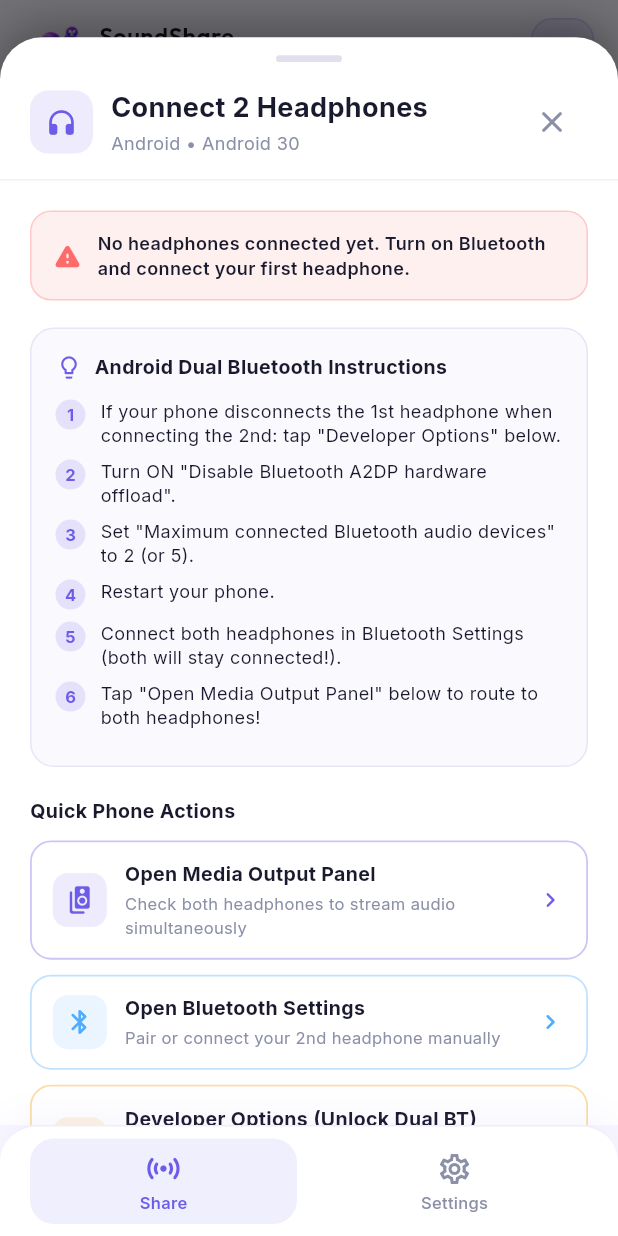
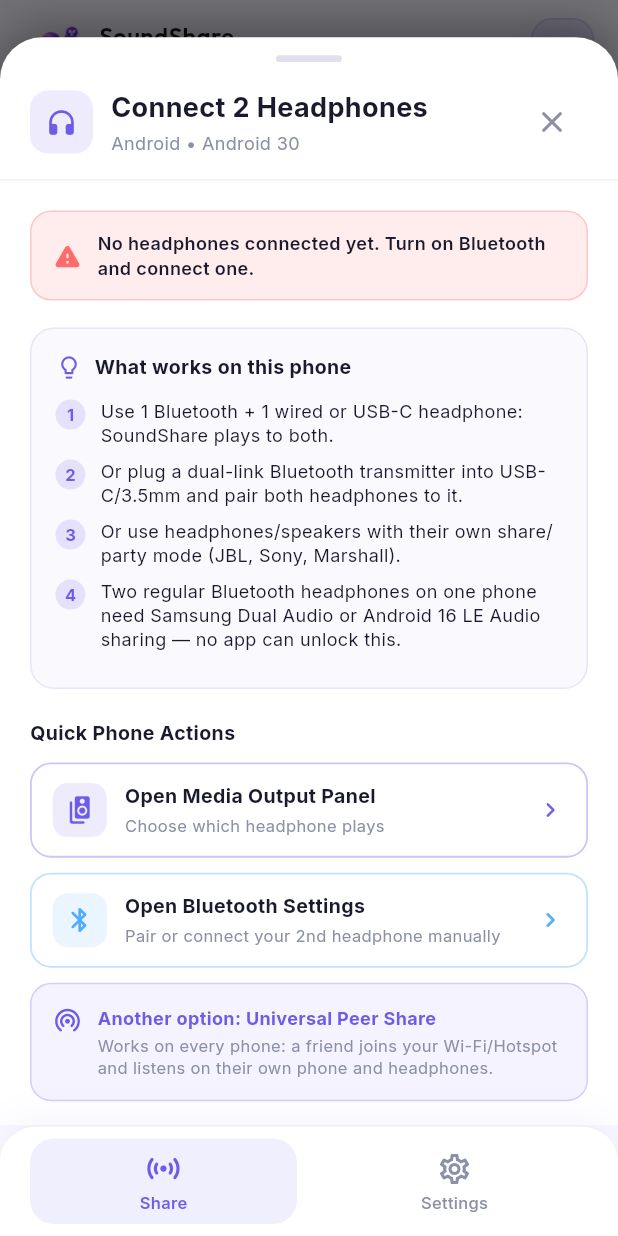
Before and after one commit to anupam-pradhan/Sound-Share, a Flutter app: the screen it shows after launch, scrolled down 576 dp, after a tap on "Pair Headphones", on a phone screen of 412 x 824 dp. Run offline on Flutter 3.47's test engine with Material 3 defaults, Android fonts, the phone set to English and light mode, and no system bars; our stand-ins replace flutter_blue_plus, flutter_riverpod, go_router, google_fonts, in_app_review, package_info_plus and 5 more; missing offline and left inert: in_app_update.

Commit message:
Bug fixes by cluade

```diff
--- a/lib/features/audio_sharing/data/android_audio_sharing_service.dart
+++ b/lib/features/audio_sharing/data/android_audio_sharing_service.dart
@@ -179,6 +179,27 @@
       final res = await _channel.invokeMethod<bool>('playTestChime');
       return res ?? false;
     } catch (_) {
+      return false;
+    }
+  }
+
+  @override
+  Future<DualAudioStatus> getDualAudioStatus() async {
+    try {
+      final res = await _channel
+          .invokeMethod<Map<Object?, Object?>>('getDualAudioStatus');
+      return res == null ? DualAudioStatus.unknown : DualAudioStatus.fromMap(res);
+    } on PlatformException {
+      return DualAudioStatus.unknown;
+    }
+  }
+
+  @override
+  Future<bool> openAudioSharingSettings() async {
+    try {
+      final res = await _channel.invokeMethod<bool>('openAudioSharingSettings');
+      return res ?? false;
+    } on PlatformException {
       return false;
     }
   }
--- a/lib/features/audio_sharing/domain/audio_sharing_providers.dart
+++ b/lib/features/audio_sharing/domain/audio_sharing_providers.dart
@@ -24,6 +24,16 @@
     FutureProvider<AudioSharingCapability>((ref) async {
   final service = ref.watch(audioSharingServiceProvider);
   return service.canShareAudio();
+});
+
+// ──────────────────────────────────────────────
+// Dual Headphone Status (re-evaluated whenever connected devices change)
+// ──────────────────────────────────────────────
+
+final dualAudioStatusProvider =
+    FutureProvider.autoDispose<DualAudioStatus>((ref) async {
+  ref.watch(connectedDevicesProvider);
+  return ref.watch(audioSharingServiceProvider).getDualAudioStatus();
 });
 
 // ──────────────────────────────────────────────
--- a/lib/features/audio_sharing/domain/audio_sharing_service.dart
+++ b/lib/features/audio_sharing/domain/audio_sharing_service.dart
@@ -1,4 +1,8 @@
 import 'dart:async';
+
+import 'package:soundshare/features/audio_sharing/domain/dual_audio_status.dart';
+
+export 'package:soundshare/features/audio_sharing/domain/dual_audio_status.dart';
 
 /// Audio sharing state machine.
 enum AudioSharingState {
@@ -163,6 +167,12 @@
   /// Play a brief 0.35s pleasant test chime on all connected outputs to verify dual connection.
   Future<bool> playTestChime();
 
+  /// What this phone can really do with two headphones right now.
+  Future<DualAudioStatus> getDualAudioStatus();
+
+  /// Open Android 15+/16 LE Audio "Audio sharing" (falls back to Bluetooth settings).
+  Future<bool> openAudioSharingSettings();
+
   /// Dispose resources.
   void dispose();
 }
--- /dev/null
+++ b/lib/features/audio_sharing/domain/dual_audio_status.dart
@@ -0,0 +1,96 @@
+/// How this phone can drive two headphones at once, as reported by the native layer.
+enum DualAudioMode {
+  /// Two distinct outputs exist (e.g. Bluetooth + wired/USB-C); SoundShare mirrors itself.
+  appMirroring,
+
+  /// Samsung One UI: user ticks both headphones in Media Output (system Dual Audio).
+  samsungDualAudio,
+
+  /// Android 15+/16 LE Audio earbuds: system "Audio sharing" plays to both.
+  leAudioSharing,
+
+  /// Two classic Bluetooth headphones connected, but Android only plays to one.
+  singleActiveOnly,
+
+  /// Fewer than two headphones connected.
+  needSecondDevice,
+}
+
+class DualAudioBluetoothDevice {
+  const DualAudioBluetoothDevice({
+    required this.name,
+    required this.address,
+    required this.isActive,
+  });
+
+  final String name;
+  final String address;
+
+  /// Whether Android is currently sending media audio to this headphone.
+  final bool isActive;
+
+  factory DualAudioBluetoothDevice.fromMap(Map<Object?, Object?> map) {
+    return DualAudioBluetoothDevice(
+      name: (map['name'] as String?) ?? 'Bluetooth audio',
+      address: (map['address'] as String?) ?? '',
+      isActive: (map['isActive'] as bool?) ?? false,
+    );
+  }
+}
+
+class DualAudioStatus {
+  const DualAudioStatus({
+    required this.mode,
+    required this.canAppPlayBoth,
+    required this.connectedBluetoothCount,
+    required this.hasWiredOrUsb,
+    required this.manufacturer,
+    required this.model,
+    required this.androidVersion,
+    this.bluetoothDevices = const [],
+  });
+
+  static const unknown = DualAudioStatus(
+    mode: DualAudioMode.needSecondDevice,
+    canAppPlayBoth: false,
+    connectedBluetoothCount: 0,
+    hasWiredOrUsb: false,
+    manufacturer: 'Android',
+    model: '',
+    androidVersion: 0,
+  );
+
+  final DualAudioMode mode;
+  final bool canAppPlayBoth;
+  final int connectedBluetoothCount;
+  final bool hasWiredOrUsb;
+  final String manufacturer;
+  final String model;
+  final int androidVersion;
+  final List<DualAudioBluetoothDevice> bluetoothDevices;
+
+  factory DualAudioStatus.fromMap(Map<Object?, Object?> map) {
+    final mode = switch (map['mode'] as String?) {
+      'app_mirroring' => DualAudioMode.appMirroring,
+      'samsung_dual_audio' => DualAudioMode.samsungDualAudio,
+      'le_audio_sharing' => DualAudioMode.leAudioSharing,
+      'single_active_only' => DualAudioMode.singleActiveOnly,
+      _ => DualAudioMode.needSecondDevice,
+    };
+    final rawDevices = (map['bluetoothDevices'] as List<Object?>?) ?? const [];
+    return DualAudioStatus(
+      mode: mode,
+      canAppPlayBoth: (map['canAppPlayBoth'] as bool?) ?? false,
+      connectedBluetoothCount: (map['connectedBluetoothCount'] as int?) ?? 0,
+      hasWiredOrUsb: (map['hasWiredOrUsb'] as bool?) ?? false,
+      manufacturer: (map['manufacturer'] as String?) ?? 'Android',
+      model: (map['model'] as String?) ?? '',
+      androidVersion: (map['androidVersion'] as int?) ?? 0,
+      bluetoothDevices: List.unmodifiable(
+        rawDevices
+            .whereType<Map<Object?, Object?>>()
+            .map(DualAudioBluetoothDevice.fromMap),
+      ),
+    );
+  }
+}
--- a/lib/features/bluetooth/domain/bluetooth_device_model.dart
+++ b/lib/features/bluetooth/domain/bluetooth_device_model.dart
@@ -30,6 +30,7 @@
     this.rssi,
     this.volumeLevel = 0.85,
     this.isMuted = false,
+    this.isAudioActive = true,
   });
 
   final String id;
@@ -49,6 +50,10 @@
   /// Whether this individual device is muted
   final bool isMuted;
 
+  /// False when the headphone is connected but Android is not sending it media
+  /// (stock Android plays to only one classic Bluetooth headphone at a time).
+  final bool isAudioActive;
+
   BluetoothDeviceModel copyWith({
     String? id,
     String? name,
@@ -58,6 +63,7 @@
     int? rssi,
     double? volumeLevel,
     bool? isMuted,
+    bool? isAudioActive,
   }) {
     return BluetoothDeviceModel(
       id: id ?? this.id,
@@ -68,6 +74,7 @@
       rssi: rssi ?? this.rssi,
       volumeLevel: volumeLevel ?? this.volumeLevel,
       isMuted: isMuted ?? this.isMuted,
+      isAudioActive: isAudioActive ?? this.isAudioActive,
     );
   }
 
--- a/lib/features/bluetooth/domain/bluetooth_providers.dart
+++ b/lib/features/bluetooth/domain/bluetooth_providers.dart
@@ -13,6 +13,10 @@
       .replaceAll(RegExp(r'\s+(?:left|right|l|r)$', caseSensitive: false), '')
       .trim();
 }
+
+final _macAddressPattern = RegExp(r'^[0-9A-Fa-f]{2}(:[0-9A-Fa-f]{2}){5}$');
+
+bool _looksLikeMac(String value) => _macAddressPattern.hasMatch(value);
 
 // ──────────────────────────────────────────────
 // Bluetooth Adapter State
@@ -273,10 +277,24 @@
   static const _btChannel = MethodChannel('com.soundshare/bluetooth');
   StreamSubscription<dynamic>? _audioEventSub;
   Timer? _pollTimer;
+  final _dualAudioUnavailableController =
+      StreamController<Map<Object?, Object?>>.broadcast();
+
+  /// Fires when sharing started with two headphones connected but the phone
+  /// can only play to one; payload is the native dual-audio status map.
+  Stream<Map<Object?, Object?>> get dualAudioUnavailable =>
+      _dualAudioUnavailableController.stream;
 
   void _initNativeAudioListener() {
     try {
       _audioEventSub = _audioEventsChannel.receiveBroadcastStream().listen((data) {
+        if (data is Map && data['event'] == 'dual_audio_unavailable') {
+          final status = data['status'];
+          if (status is Map<Object?, Object?>) {
+            _dualAudioUnavailableController.add(status);
+          }
+          return;
+        }
         refreshConnectedDevices();
       }, onError: (_) {});
     } catch (_) {}
@@ -298,6 +316,7 @@
             final name = (item['productName'] as String?) ?? '';
             final id = (item['id'] as String?) ?? name;
             final address = (item['address'] as String?) ?? '';
+            final isAudioActive = (item['isActive'] as bool?) ?? true;
 
             // Filter out empty / unknown names
             if (name.trim().isEmpty ||
@@ -312,9 +331,11 @@
                 typeStr.contains('headphone') ||
                 typeStr.contains('headset')) {
               final normName = _normalizeDeviceName(name).toLowerCase();
+              // Match by MAC when known: two headphones of the same model share a name
               final isAlreadyInActiveList = activeList.any((d) =>
-                  (address.isNotEmpty && d.id == address) ||
-                  _normalizeDeviceName(d.name).toLowerCase() == normName);
+                  address.isNotEmpty && _looksLikeMac(d.id)
+                      ? d.id.toUpperCase() == address.toUpperCase()
+                      : _normalizeDeviceName(d.name).toLowerCase() == normName);
 
               if (isAlreadyInActiveList) {
                 continue;
@@ -333,7 +354,8 @@
                 (d) =>
                     d.id == id ||
                     (address.isNotEmpty && d.id == address) ||
-                    _normalizeDeviceName(d.name).toLowerCase() == normName,
+                    (address.isEmpty &&
+                        _normalizeDeviceName(d.name).toLowerCase() == normName),
                 orElse: () => model.BluetoothDeviceModel(
                   id: address.isNotEmpty ? address : id,
                   name: name,
@@ -345,6 +367,7 @@
               activeList.add(existing.copyWith(
                 name: name,
                 connectionState: model.DeviceConnectionState.connected,
+                isAudioActive: isAudioActive,
               ));
             }
           }
@@ -433,9 +456,16 @@
   void dispose() {
     _pollTimer?.cancel();
     _audioEventSub?.cancel();
+    _dualAudioUnavailableController.close();
     super.dispose();
   }
 }
+
+/// Emits when the phone can only play to one of two connected headphones.
+final dualAudioUnavailableProvider =
+    StreamProvider<Map<Object?, Object?>>((ref) {
+  return ref.watch(connectedDevicesProvider.notifier).dualAudioUnavailable;
+});
 
 // ──────────────────────────────────────────────
 // Connecting in-progress set
--- a/lib/features/settings/presentation/settings_screen.dart
+++ b/lib/features/settings/presentation/settings_screen.dart
@@ -363,7 +363,7 @@
                             icon: Icons.info_outline_rounded,
                             iconColor: AppColors.purple,
                             label: 'About SoundShare',
-                            subtitle: 'Crafted by Anupam Pradhan • No Ads',
+                            subtitle: 'By Cevrynt',
                             trailing: Row(
                               mainAxisSize: MainAxisSize.min,
                               children: [
--- a/lib/features/share/presentation/widgets/dual_headphone_setup_sheet.dart
+++ b/lib/features/share/presentation/widgets/dual_headphone_setup_sheet.dart
@@ -5,6 +5,7 @@
 import 'package:soundshare/features/bluetooth/domain/bluetooth_providers.dart';
 import 'package:soundshare/features/bluetooth/domain/bluetooth_device_model.dart';
 import 'package:soundshare/features/audio_sharing/domain/audio_sharing_providers.dart';
+import 'package:soundshare/features/audio_sharing/domain/dual_audio_status.dart';
 
 /// Interactive modal sheet guiding the user to connect two Bluetooth headphones
 /// with phone-specific instructions (Samsung, Pixel, Xiaomi, OnePlus, Motorola).
@@ -32,7 +33,9 @@
 
     final manufacturer = capabilityAsync.valueOrNull?.deviceManufacturer ?? 'Android';
     final androidVersion = capabilityAsync.valueOrNull?.androidVersion ?? 30;
-    final isSamsung = capabilityAsync.valueOrNull?.hasSamsungDualAudio ??
+    final status =
+        ref.watch(dualAudioStatusProvider).valueOrNull ?? DualAudioStatus.unknown;
+    final isSamsung = status.mode == DualAudioMode.samsungDualAudio ||
         manufacturer.toLowerCase().contains('samsung');
 
     // Filter available audio devices that are not already connected
@@ -134,12 +137,12 @@
                 crossAxisAlignment: CrossAxisAlignment.start,
                 children: [
                   // Current connection status banner
-                  _buildStatusBanner(context, connected, isDark),
+                  _buildStatusBanner(status, connected, isDark),
 
                   const SizedBox(height: 18),
 
                   // Phone-specific instructions card
-                  _buildBrandInstructions(context, manufacturer, isSamsung, isDark),
+                  _buildModeGuide(status, isDark),
 
                   const SizedBox(height: 20),
 
@@ -186,7 +189,9 @@
                     context: context,
                     icon: Icons.speaker_group_rounded,
                     title: 'Open Media Output Panel',
-                    subtitle: 'Check both headphones to stream audio simultaneously',
+                    subtitle: isSamsung
+                        ? 'Tick both headphones to turn on Dual Audio'
+                        : 'Choose which headphone plays',
                     color: AppColors.purple,
                     isDark: isDark,
                     onTap: () {
@@ -211,19 +216,18 @@
                   ),
                   const SizedBox(height: 10),
 
-                  // 3. Open Developer Options (for Pixel, Xiaomi, OnePlus, Moto)
-                  if (!isSamsung) ...[
+                  // 3. Android 15+/16 LE Audio sharing
+                  if (status.mode == DualAudioMode.leAudioSharing) ...[
                     _buildActionButton(
                       context: context,
-                      icon: Icons.developer_mode_rounded,
-                      title: 'Developer Options (Unlock Dual BT)',
-                      subtitle:
-                          'Set "Maximum connected Bluetooth audio devices" to 2 or 5',
-                      color: const Color(0xFFF59E0B),
+                      icon: Icons.podcasts_rounded,
+                      title: 'Open Audio Sharing',
+                      subtitle: 'Android plays to both LE Audio earbuds at once',
+                      color: AppColors.success,
                       isDark: isDark,
                       onTap: () {
                         AppHaptics.light();
-                        service.openDeveloperSettings();
+                        service.openAudioSharingSettings();
                       },
                     ),
                     const SizedBox(height: 10),
@@ -253,7 +257,7 @@
                             crossAxisAlignment: CrossAxisAlignment.start,
                             children: [
                               const Text(
-                                'Guaranteed Fallback: Universal Peer Share',
+                                'Another option: Universal Peer Share',
                                 style: TextStyle(
                                   fontSize: 12,
                                   fontWeight: FontWeight.w700,
@@ -262,7 +266,7 @@
                               ),
                               const SizedBox(height: 2),
                               Text(
-                                'If your phone hardware cannot maintain two Bluetooth audio links, select "Universal Peer Share" at the top of SoundShare. A friend connects their phone to your Wi-Fi/Hotspot and listens on their headphones in real time!',
+                                'Works on every phone: a friend joins your Wi-Fi/Hotspot and listens on their own phone and headphones.',
                                 style: TextStyle(
                                   fontSize: 11,
                                   height: 1.4,
@@ -289,46 +293,50 @@
   }
 
   Widget _buildStatusBanner(
-      BuildContext context, List<BluetoothDeviceModel> connected, bool isDark) {
+      DualAudioStatus status, List<BluetoothDeviceModel> connected, bool isDark) {
     final count = connected.length;
-    final isDualReady = count >= 2;
+    final (Color color, IconData icon, String message) = switch (status.mode) {
+      DualAudioMode.appMirroring => (
+          AppColors.success,
+          Icons.check_circle_rounded,
+          'Two separate outputs found. Tap "Share Audio" and both will play.',
+        ),
+      DualAudioMode.singleActiveOnly => (
+          AppColors.error,
+          Icons.warning_rounded,
+          'Both headphones are connected, but Android only sends music to one '
+              'Bluetooth headphone at a time on this phone.',
+        ),
+      DualAudioMode.samsungDualAudio || DualAudioMode.leAudioSharing => (
+          AppColors.blue,
+          Icons.info_rounded,
+          count >= 2
+              ? 'Your phone can play to both. Follow the steps below.'
+              : 'Connect your 2nd headphone, then follow the steps below.',
+        ),
+      DualAudioMode.needSecondDevice => (
+          count == 1 ? AppColors.blue : AppColors.error,
+          count == 1 ? Icons.info_rounded : Icons.warning_rounded,
+          count == 1
+              ? '1 headphone connected ("${connected.first.name}"). Connect a 2nd one.'
+              : 'No headphones connected yet. Turn on Bluetooth and connect one.',
+        ),
+    };
 
     return Container(
       padding: const EdgeInsets.symmetric(horizontal: 14, vertical: 12),
       decoration: BoxDecoration(
-        color: isDualReady
-            ? AppColors.success.withValues(alpha: 0.12)
-            : (count == 1
-                ? AppColors.blue.withValues(alpha: 0.12)
-                : AppColors.error.withValues(alpha: 0.1)),
+        color: color.withValues(alpha: 0.12),
         borderRadius: BorderRadius.circular(14),
-        border: Border.all(
-          color: isDualReady
-              ? AppColors.success.withValues(alpha: 0.3)
-              : (count == 1
-                  ? AppColors.blue.withValues(alpha: 0.3)
-                  : AppColors.error.withValues(alpha: 0.3)),
-        ),
+        border: Border.all(color: color.withValues(alpha: 0.3)),
       ),
       child: Row(
         children: [
-          Icon(
-            isDualReady
-                ? Icons.check_circle_rounded
-                : (count == 1 ? Icons.info_rounded : Icons.warning_rounded),
-            color: isDualReady
-                ? AppColors.success
-                : (count == 1 ? AppColors.blue : AppColors.error),
-            size: 20,
-          ),
+          Icon(icon, color: color, size: 20),
           const SizedBox(width: 10),
           Expanded(
             child: Text(
-              isDualReady
-                  ? 'Dual Headphones Connected ($count active)! You are ready to share synchronized audio.'
-                  : (count == 1
-                      ? '1 Headphone connected ("${connected.first.name}"). Connect your 2nd headphone below.'
-                      : 'No headphones connected yet. Turn on Bluetooth and connect your first headphone.'),
+              message,
               style: TextStyle(
                 fontSize: 12,
                 fontWeight: FontWeight.w600,
@@ -341,61 +349,42 @@
     );
   }
 
-  Widget _buildBrandInstructions(
-      BuildContext context, String manufacturer, bool isSamsung, bool isDark) {
-    final lower = manufacturer.toLowerCase();
-
-    String brandTitle;
-    List<String> steps;
-
-    if (isSamsung) {
-      brandTitle = 'Samsung Dual Audio Instructions';
-      steps = [
-        'Connect both Bluetooth headphones in phone Settings > Bluetooth.',
-        'Tap "Open Media Output Panel" below (or swipe down notification shade and tap Media Output).',
-        'Check the circle next to BOTH connected headphones.',
-        'Tap "Share Audio" in SoundShare to stream together!',
-      ];
-    } else if (lower.contains('google') || lower.contains('pixel')) {
-      brandTitle = 'Google Pixel Dual Audio Instructions';
-      steps = [
-        'Tap "Developer Options" below.',
-        'Enable "Disable Bluetooth A2DP hardware offload" & set "Max connected devices" to 2 or 5.',
-        'Restart your phone for changes to take effect.',
-        'Connect both headphones in Settings > Connected devices.',
-        'Tap "Open Media Output Panel" below and select both headphones!',
-      ];
-    } else if (lower.contains('xiaomi') || lower.contains('redmi') || lower.contains('poco')) {
-      brandTitle = 'Xiaomi / HyperOS / MIUI Instructions';
-      steps = [
-        'Tap "Developer Options" below.',
-        'Enable "Disable Bluetooth A2DP hardware offload" (Turn ON).',
-        'Set "Maximum connected Bluetooth audio devices" to 2 or 5.',
-        'Restart your phone (Crucial!).',
-        'Now connect BOTH headphones in Bluetooth Settings — neither will disconnect!',
-        'Tap "Open Media Output Panel" below to check both headphones.',
-      ];
-    } else if (lower.contains('oneplus') || lower.contains('oppo') || lower.contains('realme')) {
-      brandTitle = 'OnePlus / OxygenOS / ColorOS Instructions';
-      steps = [
-        'Tap "Developer Options" below.',
-        'Turn ON "Disable Bluetooth A2DP hardware offload".',
-        'Set "Maximum connected Bluetooth audio devices" to 2 (or 5).',
-        'Restart your phone.',
-        'Connect both Bluetooth headphones in Bluetooth Settings.',
-        'Tap "Open Media Output Panel" below and select both audio outputs!',
-      ];
-    } else {
-      brandTitle = '$manufacturer Dual Bluetooth Instructions';
-      steps = [
-        'If your phone disconnects the 1st headphone when connecting the 2nd: tap "Developer Options" below.',
-        'Turn ON "Disable Bluetooth A2DP hardware offload".',
-        'Set "Maximum connected Bluetooth audio devices" to 2 (or 5).',
-        'Restart your phone.',
-        'Connect both headphones in Bluetooth Settings (both will stay connected!).',
-        'Tap "Open Media Output Panel" below to route to both headphones!',
-      ];
-    }
+  Widget _buildModeGuide(DualAudioStatus status, bool isDark) {
+    final (String title, List<String> steps) = switch (status.mode) {
+      DualAudioMode.appMirroring => (
+          'Ready to play on both',
+          [
+            'Tap "Share Audio" in SoundShare and allow audio capture.',
+            'Play music in any app — SoundShare mirrors it to the second output.',
+          ],
+        ),
+      DualAudioMode.samsungDualAudio => (
+          'Samsung Dual Audio',
+          [
+            'Connect both Bluetooth headphones in Settings > Bluetooth.',
+            'Tap "Open Media Output Panel" below.',
+            'Tick the circle next to BOTH headphones.',
+            'Play music — both headphones play together.',
+          ],
+        ),
+      DualAudioMode.leAudioSharing => (
+          'Android Audio Sharing (LE Audio)',
+          [
+            'Tap "Open Audio Sharing" below and turn it on.',
+            'Put the 2nd pair of LE Audio earbuds in pairing mode and add it.',
+            'Play music — both pairs play together.',
+          ],
+        ),
+      DualAudioMode.singleActiveOnly || DualAudioMode.needSecondDevice => (
+          'What works on this phone',
+          [
+            'Use 1 Bluetooth + 1 wired or USB-C headphone: SoundShare plays to both.',
+            'Or plug a dual-link Bluetooth transmitter into USB-C/3.5mm and pair both headphones to it.',
+            'Or use headphones/speakers with their own share/party mode (JBL, Sony, Marshall).',
+            'Two regular Bluetooth headphones on one phone need Samsung Dual Audio or Android 16 LE Audio sharing — no app can unlock this.',
+          ],
+        ),
+    };
 
     return Container(
       padding: const EdgeInsets.all(16),
@@ -416,7 +405,7 @@
               const SizedBox(width: 8),
               Expanded(
                 child: Text(
-                  brandTitle,
+                  title,
                   style: TextStyle(
                     fontSize: 13,
                     fontWeight: FontWeight.w700,
@@ -427,7 +416,7 @@
             ],
           ),
           const SizedBox(height: 12),
-          for (int i = 0; i < steps.length; i++) ...[
+          for (int i = 0; i < steps.length; i++)
             Padding(
               padding: const EdgeInsets.only(bottom: 8),
               child: Row(
@@ -466,7 +455,6 @@
                 ],
               ),
             ),
-          ],
         ],
       ),
     );
```
Also changed, not shown: lib/features/settings/presentation/widgets/about_soundshare_sheet.dart (+6 -6 lines), lib/features/share/presentation/share_screen.dart (+8 -0 lines), lib/features/share/presentation/widgets/connected_devices_panel.dart (+25 -0 lines), 2 other files.
